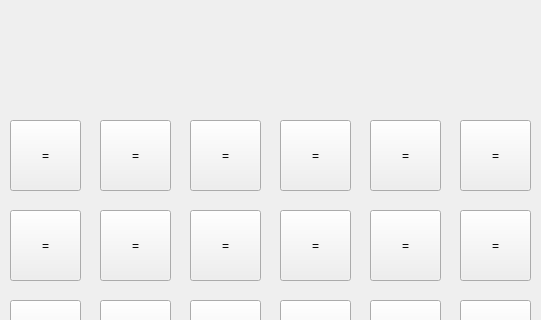
Old version of the form Mini-Games/minesweeper.ui in the repository imghe/Mini-Games; both pictures show x 230 to 771 and y 0 to 320 of the 1000 by 671 pixel window.
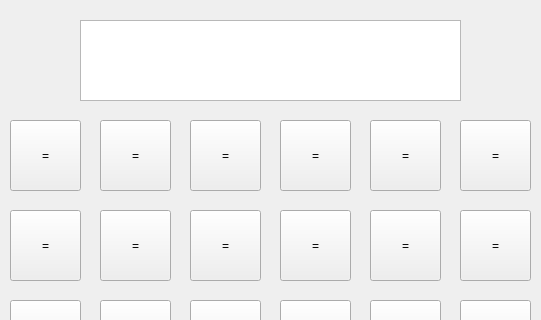
New version of the form.

```diff
--- a/Mini-Games/minesweeper.ui
+++ b/Mini-Games/minesweeper.ui
@@ -676,6 +676,16 @@
     <string>重新設置地雷</string>
    </property>
   </widget>
+  <widget class="QTextBrowser" name="textBrowser">
+   <property name="geometry">
+    <rect>
+     <x>310</x>
+     <y>20</y>
+     <width>381</width>
+     <height>81</height>
+    </rect>
+   </property>
+  </widget>
  </widget>
  <resources/>
  <connections/>
```
